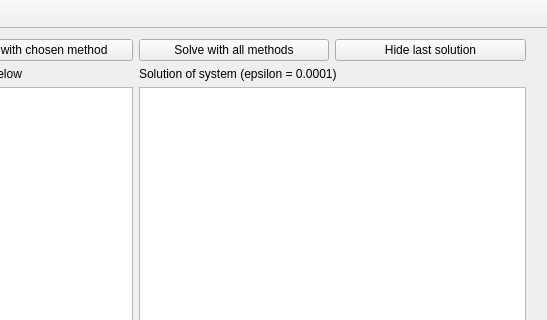
First picture: the form in systems_solver/mainwindow.ui, repository vlad-gogov/computational-method, before the edit; both pictures show x 265 to 812 and y 0 to 320 of the 812 by 522 pixel window.
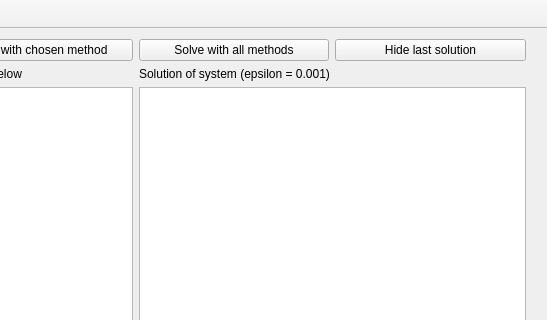
Second picture: the form after the edit.

Patch:
```diff
--- a/systems_solver/mainwindow.ui
+++ b/systems_solver/mainwindow.ui
@@ -110,7 +110,7 @@
          <item>
           <widget class="QLabel" name="label_solution">
            <property name="text">
-            <string>Solution of system (epsilon = 0.0001)</string>
+            <string>Solution of system (epsilon = 0.001)</string>
            </property>
           </widget>
          </item>
```
